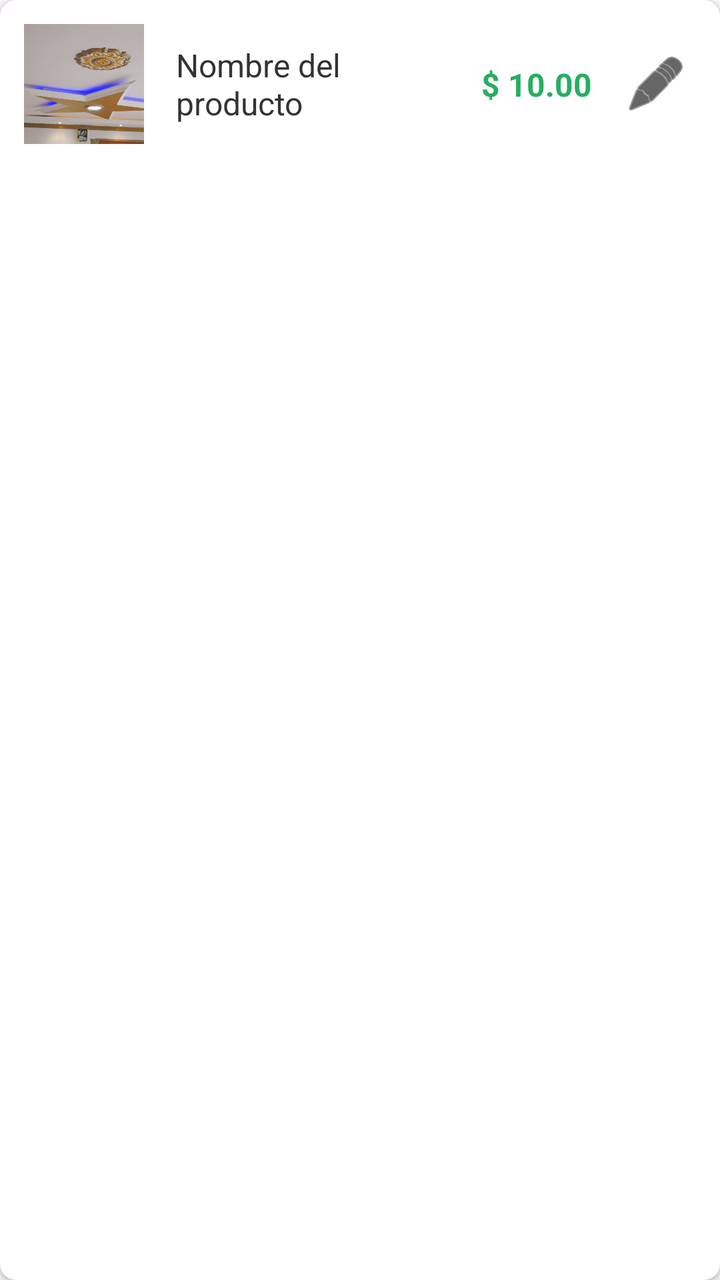
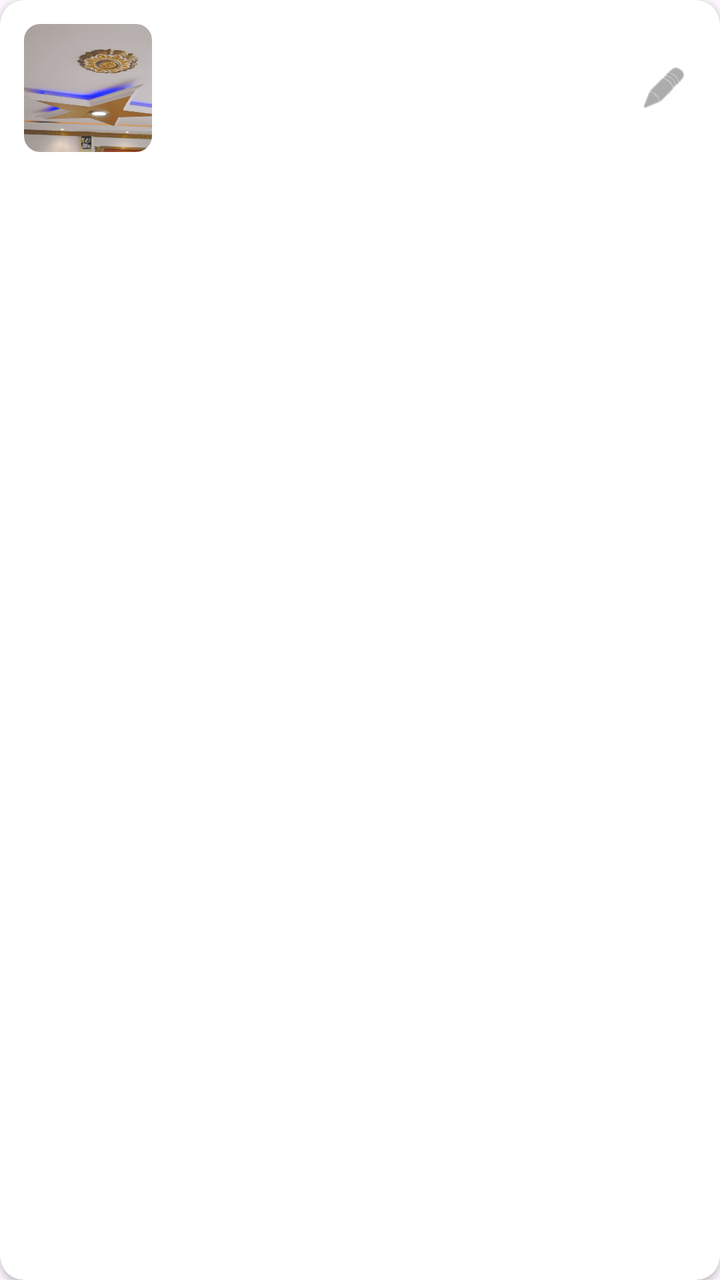

Compare the two renders of this Android layout. The source of the first and the diff that turns it into the second are given below.
<!-- AndroidManifest.xml: application theme Theme.LCSRInventory -->
<!-- res/layout/item_product.xml -->
<?xml version="1.0" encoding="utf-8"?>
<androidx.cardview.widget.CardView
    xmlns:android="http://schemas.android.com/apk/res/android"
    xmlns:app="http://schemas.android.com/apk/res-auto"
    android:layout_width="match_parent"
    android:layout_height="wrap_content"
    android:layout_marginStart="16dp"
    android:layout_marginEnd="16dp"
    android:layout_marginBottom="10dp"
    app:cardCornerRadius="8dp"
    app:cardElevation="2dp"
    app:cardBackgroundColor="@android:color/white">

    <androidx.constraintlayout.widget.ConstraintLayout
        android:layout_width="match_parent"
        android:layout_height="wrap_content"
        android:padding="12dp">

        <ImageView
            android:id="@+id/item_product__img"
            android:layout_width="60dp"
            android:layout_height="60dp"
            android:scaleType="centerCrop"
            android:src="@drawable/logo"
            app:layout_constraintBottom_toBottomOf="parent"
            app:layout_constraintStart_toStartOf="parent"
            app:layout_constraintTop_toTopOf="parent" />

        <TextView
            android:id="@+id/item_product__name"
            android:layout_width="0dp"
            android:layout_height="wrap_content"
            android:layout_marginStart="16dp"
            android:layout_marginEnd="12dp"
            android:text="Nombre del producto"
            android:textColor="#333333"
            android:textSize="16sp"
            app:layout_constraintBottom_toBottomOf="parent"
            app:layout_constraintEnd_toStartOf="@+id/item_product__price"
            app:layout_constraintStart_toEndOf="@+id/item_product__img"
            app:layout_constraintTop_toTopOf="parent" />

        <TextView
            android:id="@+id/item_product__price"
            android:layout_width="wrap_content"
            android:layout_height="wrap_content"
            android:layout_marginEnd="12dp"
            android:minWidth="70dp"
            android:text="$ 10.00"
            android:textAlignment="textEnd"
            android:textColor="#27AE60"
            android:textSize="16sp"
            android:textStyle="bold"
            app:layout_constraintBottom_toBottomOf="parent"
            app:layout_constraintEnd_toStartOf="@+id/item_product__btn_edit"
            app:layout_constraintTop_toTopOf="parent" />

        <ImageButton
            android:id="@+id/item_product__btn_edit"
            android:layout_width="40dp"
            android:layout_height="40dp"
            android:background="?attr/selectableItemBackgroundBorderless"
            android:scaleType="centerInside"
            android:src="@android:drawable/ic_menu_edit"
            app:tint="#000000"
            app:layout_constraintBottom_toBottomOf="parent"
            app:layout_constraintEnd_toEndOf="parent"
            app:layout_constraintTop_toTopOf="parent" />



    </androidx.constraintlayout.widget.ConstraintLayout>

</androidx.cardview.widget.CardView>
<!-- resources referenced by this layout -->
<resources>
  <!-- drawable logo: jpg bitmap (drawable, 197393 bytes) -->
  <style name="Theme.LCSRInventory" parent="Base.Theme.LCSRInventory" />
  <style name="Base.Theme.LCSRInventory" parent="Theme.Material3.DayNight.NoActionBar">
          
          
      </style>
</resources>

<!-- the commit's change to res/layout/item_product.xml (unified diff, before → after) -->
@@ -1,73 +1,81 @@
 <?xml version="1.0" encoding="utf-8"?>
 <androidx.cardview.widget.CardView
+    app:cardBackgroundColor="@android:color/white"
     xmlns:android="http://schemas.android.com/apk/res/android"
     xmlns:app="http://schemas.android.com/apk/res-auto"
     android:layout_width="match_parent"
     android:layout_height="wrap_content"
-    android:layout_marginStart="16dp"
-    android:layout_marginEnd="16dp"
-    android:layout_marginBottom="10dp"
-    app:cardCornerRadius="8dp"
-    app:cardElevation="2dp"
-    app:cardBackgroundColor="@android:color/white">
+    android:layout_marginHorizontal="12dp"
+    android:layout_marginVertical="6dp"
+    app:cardCornerRadius="12dp"
+    app:cardElevation="2dp">
 
     <androidx.constraintlayout.widget.ConstraintLayout
         android:layout_width="match_parent"
         android:layout_height="wrap_content"
         android:padding="12dp">
 
-        <ImageView
-            android:id="@+id/item_product__img"
-            android:layout_width="60dp"
-            android:layout_height="60dp"
-            android:scaleType="centerCrop"
-            android:src="@drawable/logo"
+        
+        <androidx.cardview.widget.CardView
+            android:id="@+id/card_image"
+            android:layout_width="64dp"
+            android:layout_height="64dp"
+            app:cardCornerRadius="8dp"
+            app:cardElevation="0dp"
             app:layout_constraintBottom_toBottomOf="parent"
             app:layout_constraintStart_toStartOf="parent"
-            app:layout_constraintTop_toTopOf="parent" />
+            app:layout_constraintTop_toTopOf="parent">
 
+            <ImageView
+                android:id="@+id/item_product_img"
+                android:layout_width="match_parent"
+                android:layout_height="match_parent"
+                android:scaleType="centerCrop"
+                android:src="@drawable/logo" />
+        </androidx.cardview.widget.CardView>
+
+        
         <TextView
-            android:id="@+id/item_product__name"
+            android:id="@+id/item_product_name"
             android:layout_width="0dp"
             android:layout_height="wrap_content"
             android:layout_marginStart="16dp"
             android:layout_marginEnd="12dp"
-            android:text="Nombre del producto"
-            android:textColor="#333333"
+            android:ellipsize="end"
+            android:maxLines="3"
+            android:textColor="#212121"
             android:textSize="16sp"
             app:layout_constraintBottom_toBottomOf="parent"
-            app:layout_constraintEnd_toStartOf="@+id/item_product__price"
-            app:layout_constraintStart_toEndOf="@+id/item_product__img"
-            app:layout_constraintTop_toTopOf="parent" />
+            app:layout_constraintEnd_toStartOf="@+id/item_product_price"
+            app:layout_constraintStart_toEndOf="@+id/card_image"
+            app:layout_constraintTop_toTopOf="parent"
+            />
 
+        
         <TextView
-            android:id="@+id/item_product__price"
+            android:id="@+id/item_product_price"
             android:layout_width="wrap_content"
             android:layout_height="wrap_content"
-            android:layout_marginEnd="12dp"
-            android:minWidth="70dp"
-            android:text="$ 10.00"
-            android:textAlignment="textEnd"
+            android:layout_marginEnd="16dp"
             android:textColor="#27AE60"
             android:textSize="16sp"
             android:textStyle="bold"
             app:layout_constraintBottom_toBottomOf="parent"
-            app:layout_constraintEnd_toStartOf="@+id/item_product__btn_edit"
-            app:layout_constraintTop_toTopOf="parent" />
+            app:layout_constraintEnd_toStartOf="@+id/item_product_edit"
+            app:layout_constraintTop_toTopOf="parent"
+            />
 
-        <ImageButton
-            android:id="@+id/item_product__btn_edit"
-            android:layout_width="40dp"
-            android:layout_height="40dp"
+        <ImageView
+            android:id="@+id/item_product_edit"
+            android:layout_width="32dp"
+            android:layout_height="32dp"
             android:background="?attr/selectableItemBackgroundBorderless"
-            android:scaleType="centerInside"
+            android:padding="4dp"
             android:src="@android:drawable/ic_menu_edit"
-            app:tint="#000000"
             app:layout_constraintBottom_toBottomOf="parent"
             app:layout_constraintEnd_toEndOf="parent"
-            app:layout_constraintTop_toTopOf="parent" />
-
-
+            app:layout_constraintTop_toTopOf="parent"
+            app:tint="#757575" />
 
     </androidx.constraintlayout.widget.ConstraintLayout>
 
